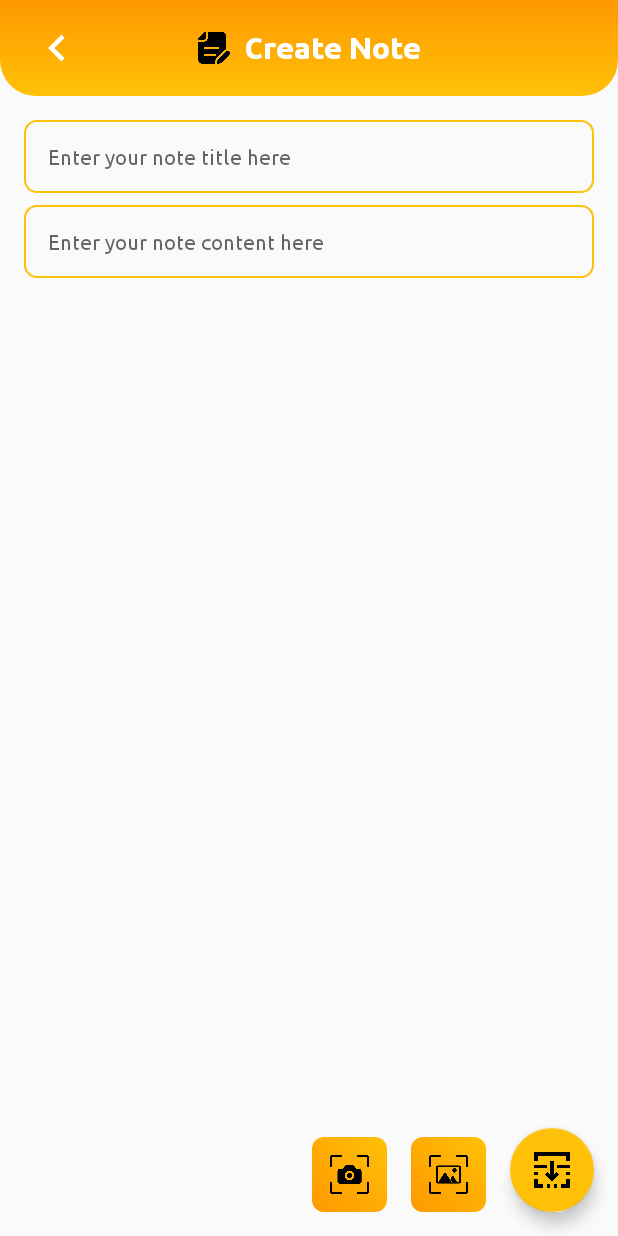
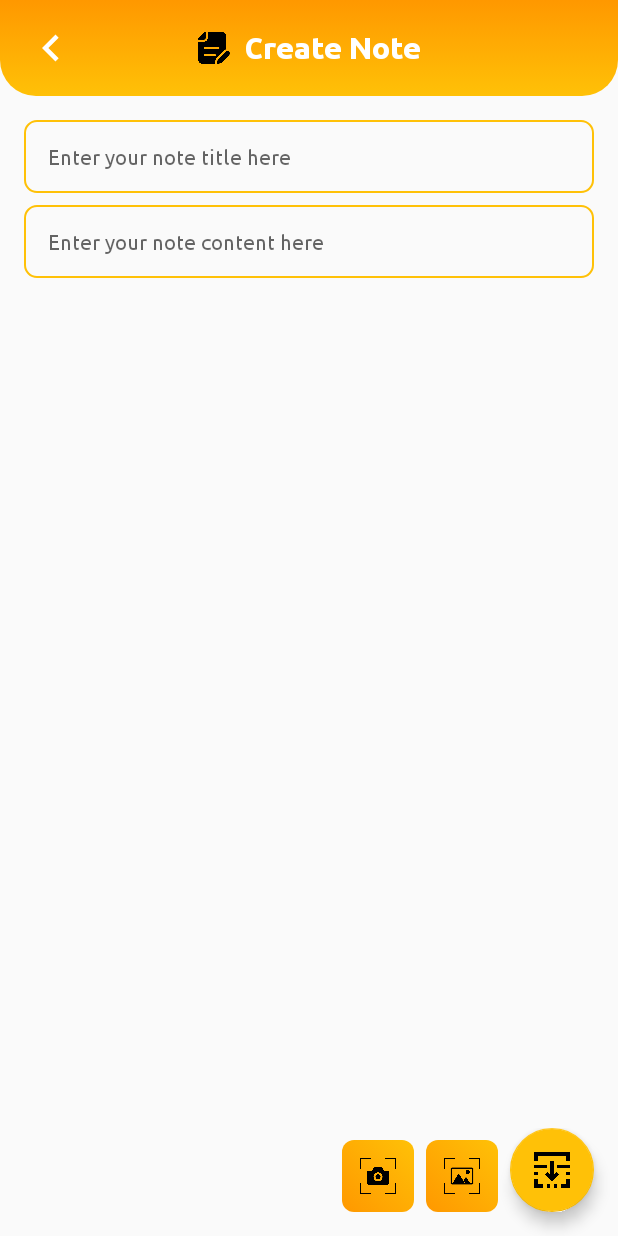
Before and after one commit to Wenndyy/Genedu, an Android app: the CreateNoteActivity screen opened directly, with no data from a screen before it, on a phone screen of 412 x 824 dp. Run offline under Robolectric (Android 15) with nearby library versions, the light colour scheme and no system bars; our stand-ins replace Firebase (no records; nobody signed in at launch, a user with empty details on screens opened directly), Picasso.

Commit message:
update layout

```diff
--- a/app/src/main/AndroidManifest.xml
+++ b/app/src/main/AndroidManifest.xml
@@ -15,17 +15,20 @@
 
     <uses-feature
         android:name="android.hardware.camera"
-        android:required="false" />
+        android:required="true" />
+    <uses-feature android:name="android.hardware.camera.autofocus" android:required="false" />
 
     <uses-permission android:name="android.permission.READ_EXTERNAL_STORAGE" />
     <uses-permission android:name="android.permission.WRITE_EXTERNAL_STORAGE" />
     <uses-permission android:name="android.permission.READ_MEDIA_IMAGES" />
+    <uses-permission android:name="android.permission.READ_MEDIA_VIDEO" />
 
     <uses-permission android:name="android.permission.POST_NOTIFICATIONS" />
     <uses-permission android:name="android.permission.VIBRATE" />
     <uses-permission android:name="android.permission.SET_ALARM" />
     <uses-permission android:name="android.permission.WAKE_LOCK" />
     <uses-permission android:name="android.permission.USE_FULL_SCREEN_INTENT" />
+
 
 
     <application
--- a/app/src/main/java/com/owlvation/project/genedu/Dashboard/ManagementFragment.java
+++ b/app/src/main/java/com/owlvation/project/genedu/Dashboard/ManagementFragment.java
@@ -400,7 +400,7 @@ public class ManagementFragment extends Fragment {
             TextView tvDialogTitle = dialogView.findViewById(R.id.tvDialogTitle);
             tvDialogTitle.setText(getString(R.string.tasks_for_date, dateString));
 
-            RecyclerView recyclerView = dialogView.findViewById(R.id.recyclerView);
+            RecyclerView recyclerView = dialogView.findViewById(R.id.listView);
             LinearLayoutManager layoutManager = new LinearLayoutManager(requireContext());
             recyclerView.setLayoutManager(layoutManager);
 
@@ -437,7 +437,7 @@ public class ManagementFragment extends Fragment {
             TextView tvDialogTitle = dialogView.findViewById(R.id.tvDialogTitle);
             tvDialogTitle.setText(getString(R.string.notes_for_date, dateString));
 
-            RecyclerView recyclerView = dialogView.findViewById(R.id.recyclerView);
+            RecyclerView recyclerView = dialogView.findViewById(R.id.listView);
             LinearLayoutManager layoutManager = new LinearLayoutManager(requireContext());
             recyclerView.setLayoutManager(layoutManager);
 
--- a/app/src/main/java/com/owlvation/project/genedu/Tool/Stopwatch/StopwatchActivity.java
+++ b/app/src/main/java/com/owlvation/project/genedu/Tool/Stopwatch/StopwatchActivity.java
@@ -46,7 +46,7 @@ public class StopwatchActivity extends AppCompatActivity {
         startPauseButton = findViewById(R.id.start_pauseBtn);
         reset = findViewById(R.id.reset);
         save = findViewById(R.id.save);
-        recyclerView  =  findViewById(R.id.recyclerView);
+        recyclerView  =  findViewById(R.id.listview1);
 
         handler = new Handler();
         timerList = new ArrayList<>();
--- a/app/src/main/res/layout/activity_create_note.xml
+++ b/app/src/main/res/layout/activity_create_note.xml
@@ -1,5 +1,6 @@
 <?xml version="1.0" encoding="utf-8"?>
-<androidx.constraintlayout.widget.ConstraintLayout xmlns:android="http://schemas.android.com/apk/res/android"
+<androidx.coordinatorlayout.widget.CoordinatorLayout
+    xmlns:android="http://schemas.android.com/apk/res/android"
     xmlns:app="http://schemas.android.com/apk/res-auto"
     xmlns:tools="http://schemas.android.com/tools"
     android:id="@+id/main"
@@ -7,55 +8,81 @@
     android:layout_height="match_parent"
     tools:context="com.owlvation.project.genedu.Note.CreateNoteActivity">
 
-    <RelativeLayout
+    <com.google.android.material.appbar.AppBarLayout
+        android:id="@+id/app_bar_layout"
+        android:layout_width="match_parent"
+        android:layout_height="wrap_content"
+        android:background="@drawable/background_rounded_bottom"
+        app:elevation="0dp">
+
+        <androidx.constraintlayout.widget.ConstraintLayout
             android:id="@+id/layoutTitle"
             android:layout_width="match_parent"
             android:layout_height="64dp"
-        android:background="@drawable/background_rounded_bottom"
-        app:layout_constraintEnd_toEndOf="parent"
-        app:layout_constraintStart_toStartOf="parent"
-        app:layout_constraintTop_toTopOf="parent">
+            app:layout_scrollFlags="scroll|enterAlways">
 
             <ImageView
                 android:id="@+id/ic_back"
                 android:layout_width="36dp"
                 android:layout_height="36dp"
-            android:layout_centerVertical="true"
-            android:layout_marginStart="20dp"
+                android:layout_marginStart="16dp"
                 android:clickable="true"
                 android:src="@drawable/ic_back"
-            app:tint="@color/white" />
+                app:tint="@color/white"
+                app:layout_constraintStart_toStartOf="parent"
+                app:layout_constraintTop_toTopOf="parent"
+                app:layout_constraintBottom_toBottomOf="parent" />
 
-        <RelativeLayout
+            <androidx.constraintlayout.widget.ConstraintLayout
                 android:id="@+id/layoutTitle2"
                 android:layout_width="wrap_content"
                 android:layout_height="wrap_content"
-            android:layout_centerInParent="true">
+                app:layout_constraintTop_toTopOf="parent"
+                app:layout_constraintBottom_toBottomOf="parent"
+                app:layout_constraintStart_toStartOf="parent"
+                app:layout_constraintEnd_toEndOf="parent">
 
                 <ImageView
                     android:id="@+id/ic_create_note"
                     android:layout_width="24dp"
                     android:layout_height="24dp"
-                android:layout_centerVertical="true"
-                android:src="@drawable/ic_create_note" />
+                    android:scaleType="centerCrop"
+                    android:src="@drawable/ic_create_note"
+                    app:layout_constraintStart_toStartOf="parent"
+                    app:layout_constraintTop_toTopOf="parent"
+                    app:layout_constraintBottom_toBottomOf="parent" />
 
                 <TextView
                     android:id="@+id/textDescription"
                     android:layout_width="wrap_content"
                     android:layout_height="wrap_content"
-                android:layout_centerHorizontal="true"
-                android:layout_centerVertical="true"
                     android:layout_marginStart="8dp"
-                android:layout_toEndOf="@id/ic_create_note"
                     android:text="@string/create_note"
                     android:textColor="@color/white"
                     android:textSize="20sp"
-                android:fontFamily="@font/ubuntu_bold"/>
-        </RelativeLayout>
-    </RelativeLayout>
+                    android:fontFamily="@font/ubuntu_bold"
+                    app:layout_constraintStart_toEndOf="@id/ic_create_note"
+                    app:layout_constraintTop_toTopOf="parent"
+                    app:layout_constraintBottom_toBottomOf="parent" />
+            </androidx.constraintlayout.widget.ConstraintLayout>
+        </androidx.constraintlayout.widget.ConstraintLayout>
+    </com.google.android.material.appbar.AppBarLayout>
+
+    <androidx.core.widget.NestedScrollView
+        android:id="@+id/nestedScrollView"
+        android:layout_width="match_parent"
+        android:layout_height="match_parent"
+        android:clipToPadding="false"
+        android:fillViewport="true"
+        app:layout_behavior="@string/appbar_scrolling_view_behavior">
+
+        <androidx.constraintlayout.widget.ConstraintLayout
+            android:layout_width="match_parent"
+            android:layout_height="match_parent">
+
             <EditText
                 android:id="@+id/etTitleCreateNote"
-        android:layout_width="match_parent"
+                android:layout_width="0dp"
                 android:layout_height="wrap_content"
                 android:layout_marginTop="16dp"
                 android:layout_marginStart="16dp"
@@ -65,18 +92,18 @@
                 android:background="@drawable/background_button_outlined"
                 android:padding="16dp"
                 android:textSize="14sp"
-        app:layout_constraintTop_toBottomOf="@+id/layoutTitle"
+                app:layout_constraintTop_toTopOf="parent"
                 app:layout_constraintStart_toStartOf="parent"
                 app:layout_constraintEnd_toEndOf="parent"/>
 
             <EditText
                 android:id="@+id/etDescCreateNote"
-        android:layout_width="match_parent"
+                android:layout_width="0dp"
                 android:layout_height="wrap_content"
                 android:layout_marginTop="8dp"
                 android:layout_marginStart="16dp"
                 android:layout_marginEnd="16dp"
-        android:gravity="top|left"
+                android:gravity="top|start"
                 android:hint="@string/desc_create_note"
                 android:fontFamily="@font/ubuntu_regular"
                 android:background="@drawable/background_button_outlined"
@@ -86,37 +113,36 @@
                 app:layout_constraintStart_toStartOf="parent"
                 app:layout_constraintEnd_toEndOf="parent"/>
 
-    <androidx.core.widget.NestedScrollView
-        android:id="@+id/scrollViewNote"
-        android:layout_width="0dp"
-        android:layout_height="0dp"
-        android:layout_margin="8dp"
-        app:layout_constraintTop_toBottomOf="@+id/etDescCreateNote"
-        app:layout_constraintBottom_toTopOf="@+id/capturePhotoNote"
-        app:layout_constraintStart_toStartOf="parent"
-        app:layout_constraintEnd_toEndOf="parent">
-
             <ImageView
                 android:id="@+id/imageViewNote"
-            android:layout_width="match_parent"
+                android:layout_width="0dp"
                 android:layout_height="wrap_content"
                 android:layout_marginTop="8dp"
                 android:layout_marginStart="16dp"
                 android:layout_marginEnd="16dp"
                 android:adjustViewBounds="true"
                 android:scaleType="fitCenter"
-            android:visibility="gone"/>
+                android:visibility="gone"
+                app:layout_constraintTop_toBottomOf="@+id/etDescCreateNote"
+                app:layout_constraintStart_toStartOf="parent"
+                app:layout_constraintEnd_toEndOf="parent"/>
+        </androidx.constraintlayout.widget.ConstraintLayout>
+    </androidx.core.widget.NestedScrollView>
 
-    </androidx.core.widget.NestedScrollView>
+    <androidx.constraintlayout.widget.ConstraintLayout
+        android:layout_width="wrap_content"
+        android:layout_height="wrap_content"
+        app:layout_anchor="@id/nestedScrollView"
+        app:layout_anchorGravity="bottom|end">
 
         <ImageButton
             android:id="@+id/capturePhotoNote"
-        android:layout_width="50dp"
-        android:layout_height="50dp"
-        android:layout_marginEnd="16dp"
-        android:layout_marginBottom="16dp"
+            android:layout_width="48dp"
+            android:layout_height="48dp"
+            android:layout_marginEnd="8dp"
             android:background="@drawable/background_button_filled"
             android:padding="8dp"
+            android:layout_marginBottom="16dp"
             android:scaleType="centerCrop"
             android:src="@drawable/icon_capture"
             app:layout_constraintBottom_toBottomOf="parent"
@@ -124,14 +150,14 @@
 
         <ImageButton
             android:id="@+id/pickPhotoNote"
-        android:layout_width="50dp"
-        android:layout_height="50dp"
-        android:layout_marginEnd="16dp"
-        android:layout_marginBottom="16dp"
+            android:layout_width="48dp"
+            android:layout_height="48dp"
+            android:layout_marginEnd="8dp"
             android:background="@drawable/background_button_filled"
             android:padding="8dp"
             android:scaleType="centerCrop"
             android:src="@drawable/icon_gallery"
+            android:layout_marginBottom="16dp"
             app:layout_constraintBottom_toBottomOf="parent"
             app:layout_constraintEnd_toStartOf="@+id/saveFabNote"/>
 
@@ -139,11 +165,11 @@
             android:id="@+id/saveFabNote"
             android:layout_width="wrap_content"
             android:layout_height="wrap_content"
+            android:src="@drawable/ic_download"
+            android:layout_marginBottom="16dp"
             android:layout_marginEnd="16dp"
-        android:layout_marginBottom="16dp"
-        android:src="@drawable/ic_download"
             app:backgroundTint="@color/colorPrimary"
             app:layout_constraintBottom_toBottomOf="parent"
             app:layout_constraintEnd_toEndOf="parent"/>
-
     </androidx.constraintlayout.widget.ConstraintLayout>
+</androidx.coordinatorlayout.widget.CoordinatorLayout>
--- a/app/src/main/res/layout/activity_register.xml
+++ b/app/src/main/res/layout/activity_register.xml
@@ -251,6 +251,7 @@
                 android:layout_marginTop="24dp"
                 android:background="@drawable/background_button_filled"
                 android:fontFamily="@font/ubuntu_medium"
+
                 android:text="@string/btn_sign_in"
                 android:textAllCaps="false"
                 android:textColor="@color/white"
--- a/app/src/main/res/layout/activity_splash.xml
+++ b/app/src/main/res/layout/activity_splash.xml
@@ -12,6 +12,7 @@
         android:id="@+id/guidelineVerticalCenter"
         android:layout_width="wrap_content"
         android:layout_height="wrap_content"
+
         android:orientation="vertical"
         app:layout_constraintGuide_percent="0.5" />
 
--- a/app/src/main/res/layout/activity_stopwatch.xml
+++ b/app/src/main/res/layout/activity_stopwatch.xml
@@ -184,15 +184,14 @@
             </androidx.constraintlayout.widget.ConstraintLayout>
 
             <androidx.recyclerview.widget.RecyclerView
-                android:id="@+id/recyclerView"
+                android:id="@+id/listview1"
                 android:layout_width="0dp"
                 android:layout_height="0dp"
                 android:layout_marginTop="16dp"
                 app:layout_constraintStart_toStartOf="parent"
                 app:layout_constraintEnd_toEndOf="parent"
                 app:layout_constraintTop_toBottomOf="@+id/layoutButton"
-                app:layout_constraintBottom_toBottomOf="parent"
-                />
+                app:layout_constraintBottom_toBottomOf="parent" />
 
         </androidx.constraintlayout.widget.ConstraintLayout>
     </androidx.core.widget.NestedScrollView>
--- a/app/src/main/res/layout/add_new_task.xml
+++ b/app/src/main/res/layout/add_new_task.xml
@@ -136,7 +136,6 @@
         android:text="@string/btn_save"
         android:textSize="16sp"
         android:textAllCaps="false"
-        app:backgroundTint="@null"
         android:background="@drawable/background_button_filled"
         android:textColor="@color/white"
         android:fontFamily="@font/ubuntu_medium"
--- a/app/src/main/res/layout/dialog_add_mimo.xml
+++ b/app/src/main/res/layout/dialog_add_mimo.xml
@@ -55,7 +55,6 @@
         android:layout_marginStart="16dp"
         android:layout_marginEnd="16dp"
         android:textColor="@color/white"
-        app:backgroundTint="@null"
         android:background="@drawable/background_button_filled"
         app:layout_constraintEnd_toEndOf="parent"
         app:layout_constraintStart_toStartOf="parent"
--- a/app/src/main/res/layout/dialog_choose_image_source.xml
+++ b/app/src/main/res/layout/dialog_choose_image_source.xml
@@ -85,7 +85,6 @@
         android:text="@string/cancel"
         android:textSize="16sp"
         android:textAllCaps="false"
-        app:backgroundTint="@null"
         android:background="@drawable/background_button_filled"
         android:textColor="@color/white"
         android:fontFamily="@font/ubuntu_medium"
--- a/app/src/main/res/layout/fragment_tools.xml
+++ b/app/src/main/res/layout/fragment_tools.xml
@@ -84,13 +84,13 @@
         android:layout_width="match_parent"
         android:layout_height="match_parent"
         android:clipToPadding="false"
-        android:paddingBottom="80dp"
         app:layout_behavior="@string/appbar_scrolling_view_behavior">
 
         <androidx.constraintlayout.widget.ConstraintLayout
             android:layout_width="match_parent"
             android:layout_height="wrap_content"
-            android:paddingTop="16dp">
+            android:paddingTop="16dp"
+            android:paddingBottom="76dp">
 
             <androidx.recyclerview.widget.RecyclerView
                 android:id="@+id/recyclerViewTools"
--- a/app/src/main/res/layout/item_recent_note.xml
+++ b/app/src/main/res/layout/item_recent_note.xml
@@ -54,7 +54,7 @@
                 android:layout_marginTop="8dp"
                 android:textSize="12sp"
                 android:fontFamily="@font/ubuntu_regular"
-                android:text="@string/due_on"
+                android:text="@string/created_on"
                 android:textColor="@color/white"/>
         </LinearLayout>
 
```
Also changed, not shown: app/src/main/res/layout/activity_chat_ai.xml (+60 -37 lines), app/src/main/res/layout/activity_note.xml (+5 -11 lines), app/src/main/res/layout/activity_task.xml (+6 -9 lines), app/src/main/res/layout/dialog_list_item.xml (+4 -7 lines), app/src/main/res/layout/dialog_notes_header.xml (+5 -9 lines), app/src/main/res/layout/notes_layout.xml (+9 -5 lines), app/src/main/res/layout/task_layout.xml (+10 -9 lines), app/src/main/res/values/strings.xml (+7 -0 lines), 1 other file. Lines whose indentation alone changed are shown as unchanged.
